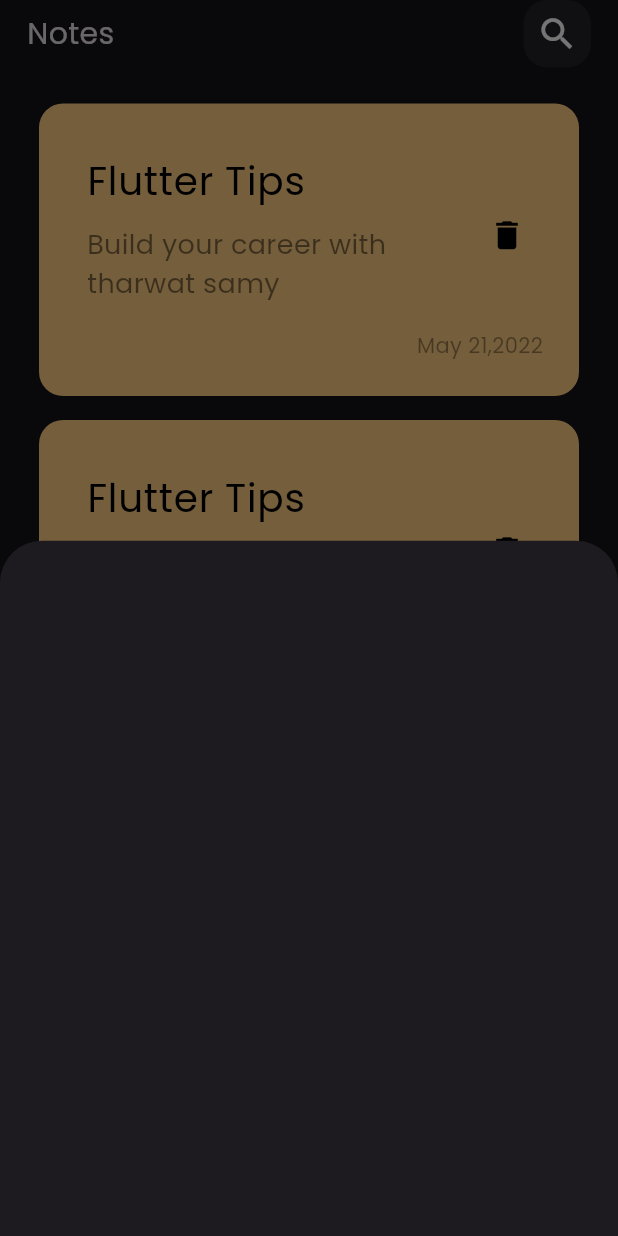
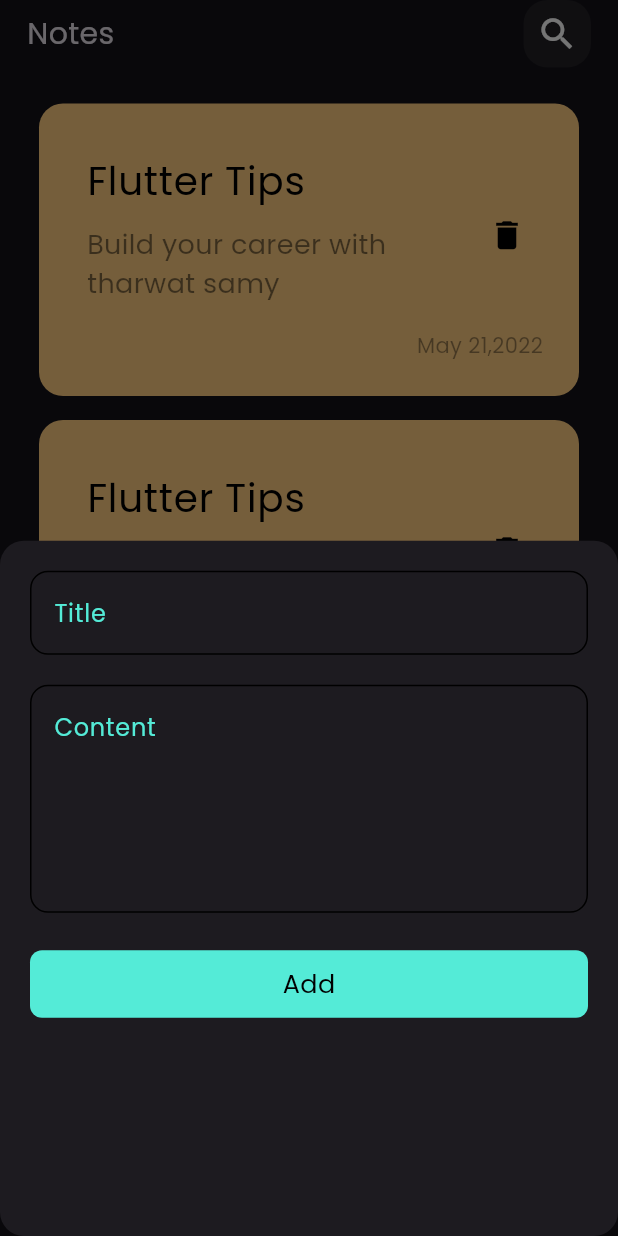
Before and after one commit to Ashraf0Sherif/notes_app, a Flutter app: the screen it shows after launch, after a tap on the "add" icon, on a phone screen of 412 x 824 dp. Run offline on Flutter 3.47's test engine with Material 3 defaults, Android fonts, the phone set to English and light mode, and no system bars.

Commit message:
create edit note view create constants file

```diff
--- /dev/null
+++ b/lib/constants.dart
@@ -0,0 +1,3 @@
+import 'dart:ui';
+
+const kPrimaryColor = Color(0xff54EBD7);
--- /dev/null
+++ b/lib/views/edit_note_view.dart
@@ -0,0 +1,10 @@
+import 'package:flutter/material.dart';
+import 'package:notes_app/widgets/edit_note_view_body.dart';
+class EditNoteView extends StatelessWidget {
+  const EditNoteView({super.key});
+
+  @override
+  Widget build(BuildContext context) {
+    return EditNoteViewBody();
+  }
+}
--- a/lib/views/notes_view.dart
+++ b/lib/views/notes_view.dart
@@ -13,9 +13,12 @@ class NotesView extends StatelessWidget {
       floatingActionButton: FloatingActionButton(
         onPressed: () {
           showModalBottomSheet(
+            shape: RoundedRectangleBorder(
+              borderRadius: BorderRadius.circular(16)
+            ),
               context: context,
               builder: (context) {
-                return AddNoteBottomSheet();
+                return const AddNoteBottomSheet();
               });
         },
         child: const Icon(Icons.add),
--- a/lib/widgets/add_note_bottom_sheet.dart
+++ b/lib/widgets/add_note_bottom_sheet.dart
@@ -1,9 +1,33 @@
 import 'package:flutter/material.dart';
+import 'package:notes_app/widgets/custom_button.dart';
+import 'package:notes_app/widgets/custom_text_field.dart';
+
 class AddNoteBottomSheet extends StatelessWidget {
   const AddNoteBottomSheet({super.key});
 
   @override
   Widget build(BuildContext context) {
-    return Container();
+    return Container(
+      padding: const EdgeInsets.all(20),
+      child: NotificationListener<OverscrollIndicatorNotification>(
+        onNotification: (overScroll){
+          overScroll.disallowIndicator();
+          return true;
+        },
+        child: Column(
+          children: [
+            CustomTextField(hintText: "Title", onChanged: (data) {}),
+            const SizedBox(
+              height: 20,
+            ),
+            CustomTextField(hintText: "Content", onChanged: (data) {},minLines: 5,maxLines: 5,),
+            const SizedBox(
+              height: 25,
+            ),
+            CustomButton(label: "Add", onTap: () {}),
+          ],
+        ),
+      ),
+    );
   }
 }
--- /dev/null
+++ b/lib/widgets/custom_button.dart
@@ -0,0 +1,31 @@
+import 'package:flutter/material.dart';
+import 'package:notes_app/constants.dart';
+class CustomButton extends StatelessWidget {
+  const CustomButton({super.key, required this.label,required this.onTap});
+  final String label;
+  final VoidCallback? onTap;
+  @override
+  Widget build(BuildContext context) {
+    return InkWell(
+      onTap: onTap,
+      child: Container(
+        height: 45,
+        width: MediaQuery.of(context).size.width,
+        decoration: BoxDecoration(
+          color: kPrimaryColor,
+          borderRadius: BorderRadius.circular(8),
+        ),
+        child: Center(
+          child: Text(
+            label,
+            style: const TextStyle(
+                color: Colors.black,
+                fontSize: 17,
+                fontWeight: FontWeight.w400
+            ),
+          ),
+        ),
+      ),
+    );
+  }
+}
--- /dev/null
+++ b/lib/widgets/custom_text_field.dart
@@ -0,0 +1,46 @@
+import 'package:flutter/material.dart';
+import 'package:notes_app/constants.dart';
+
+class CustomTextField extends StatelessWidget {
+  final Function(String)? onChanged;
+  final String hintText;
+  final bool? obScureText;
+  final TextInputType? textInputType;
+  final int? maxLines;
+  final int? minLines;
+
+  const CustomTextField(
+      {super.key,
+      required this.hintText,
+      required this.onChanged,
+      this.textInputType,
+      this.obScureText = false,
+      this.minLines = 1,
+      this.maxLines = 1});
+
+  @override
+  Widget build(BuildContext context) {
+    return TextField(
+      cursorColor: kPrimaryColor,
+      minLines: minLines,
+      maxLines: maxLines,
+      keyboardType: textInputType,
+      obscureText: obScureText!,
+      onChanged: onChanged,
+      decoration: InputDecoration(
+        hintText: hintText,
+        hintStyle: const TextStyle(
+          color: kPrimaryColor,
+        ),
+        enabledBorder: buildBorder(),
+        border: buildBorder(),
+      ),
+    );
+  }
+
+  OutlineInputBorder buildBorder() {
+    return OutlineInputBorder(
+      borderRadius: BorderRadius.circular(12),
+    );
+  }
+}
--- /dev/null
+++ b/lib/widgets/edit_note_view_body.dart
@@ -0,0 +1,12 @@
+import 'package:flutter/material.dart';
+
+class EditNoteViewBody extends StatelessWidget {
+  const EditNoteViewBody({super.key});
+
+  @override
+  Widget build(BuildContext context) {
+    return Scaffold(
+      appBar: AppBar(),
+    );
+  }
+}
--- a/lib/widgets/note_item.dart
+++ b/lib/widgets/note_item.dart
@@ -1,5 +1,6 @@
 import 'package:flutter/cupertino.dart';
 import 'package:flutter/material.dart';
+import 'package:notes_app/views/edit_note_view.dart';
 
 import 'alert_dialog.dart';
 
@@ -8,7 +9,13 @@ class NoteItem extends StatelessWidget {
 
   @override
   Widget build(BuildContext context) {
-    return Container(
+    return InkWell(
+      onTap: () {
+        Navigator.push(context, MaterialPageRoute(builder: (context) {
+          return const EditNoteView();
+        }));
+      },
+      child: Container(
         decoration: BoxDecoration(
           color: const Color(0xffFFCC80),
           borderRadius: BorderRadius.circular(16),
@@ -26,7 +33,7 @@ class NoteItem extends StatelessWidget {
                 ),
               ),
               subtitle: Padding(
-              padding: const EdgeInsets.symmetric(vertical:10),
+                padding: const EdgeInsets.symmetric(vertical: 10),
                 child: Text(
                   "Build your career with tharwat samy",
                   style: TextStyle(
@@ -62,6 +69,7 @@ class NoteItem extends StatelessWidget {
             ),
           ],
         ),
+      ),
     );
   }
 }
```
Lines whose indentation alone changed are shown as unchanged.
